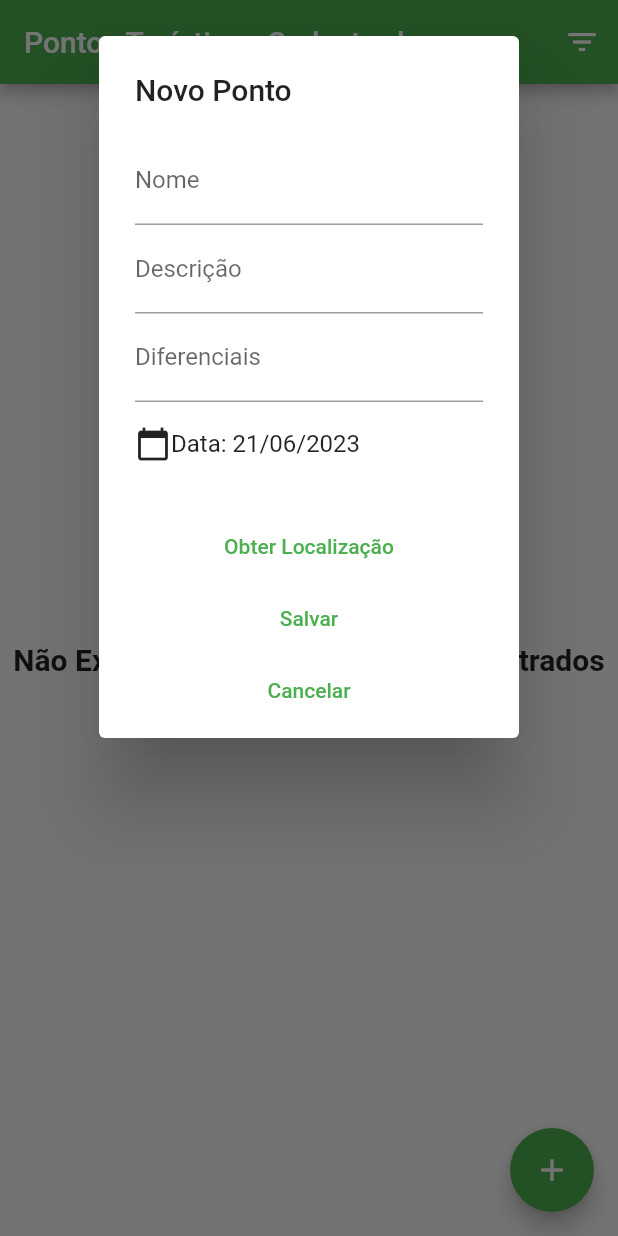
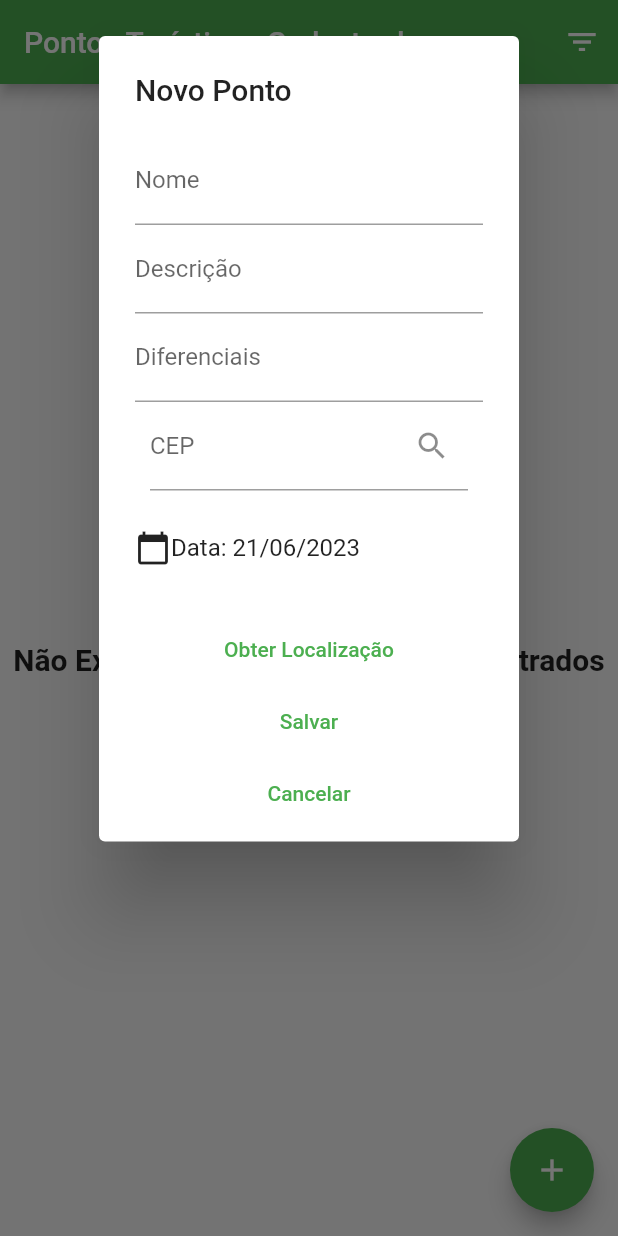
Before and after one commit to VinicioJuniorGeremia/Ponto_Turistico, a Flutter app: the screen it shows after launch, after a tap on the "add" icon, on a phone screen of 412 x 824 dp. Run offline on Flutter 3.47's test engine with Material 2 defaults, Android fonts, the phone set to English and light mode, and no system bars; our stand-ins replace geolocator, google_maps_flutter, mask_text_input_formatter, shared_preferences, sqflite; accounts and stored records are empty.

Commit message:
Entrega 4 - Final

```diff
--- a/lib/dao/tarefa_dao.dart
+++ b/lib/dao/tarefa_dao.dart
@@ -60,7 +60,8 @@ class TarefaDao {
         Tarefa.CAMPO_DIFERENCIAIS,
         Tarefa.CAMPO_INCLUSAO,
         Tarefa.CAMPO_LATITUDE,
-        Tarefa.CAMPO_LONGITUDE
+        Tarefa.CAMPO_LONGITUDE,
+        Tarefa.CAMPO_CEP
       ],
 
       where: where,
--- a/lib/database/database_provider.dart
+++ b/lib/database/database_provider.dart
@@ -5,7 +5,7 @@ import 'package:sqflite/sqflite.dart';
 
 class DatabaseProvider {
   static const _dbName = 'cadastro_tarefas.db';
-  static const _dbVersion = 2;
+  static const _dbVersion = 1;
 
 
   DatabaseProvider._init();
@@ -39,10 +39,11 @@ class DatabaseProvider {
         ${Tarefa.CAMPO_DIFERENCIAIS} TEXT,
         ${Tarefa.CAMPO_INCLUSAO} TEXT,
         ${Tarefa.CAMPO_LATITUDE} REAL,
-        ${Tarefa.CAMPO_LONGITUDE} REAL
+        ${Tarefa.CAMPO_LONGITUDE} REAL,
+        ${Tarefa.CAMPO_CEP} TEXT
       );
     ''');
-///
+    ///
   }
 
   Future<void> _onUpgrade(Database db, int oldVersion, int newVersion) async {
--- a/lib/model/tarefa.dart
+++ b/lib/model/tarefa.dart
@@ -2,13 +2,14 @@ import 'package:intl/intl.dart';
 
 class Tarefa{
     static const NOME_TABELA = 'Tarefa';
-    static const CAMPO_ID = 'id';
+    static const CAMPO_ID = '_id';
     static const CAMPO_NOME = 'nome';
     static const CAMPO_DESCRICAO = 'descricao';
     static const CAMPO_DIFERENCIAIS = 'diferenciais';
     static const CAMPO_INCLUSAO = 'inclusao';
     static const CAMPO_LATITUDE = 'latitude';
     static const CAMPO_LONGITUDE = 'longitude';
+    static const CAMPO_CEP = 'cep';
 
 
     int id;
@@ -19,6 +20,7 @@ class Tarefa{
     bool finalizada;
     String latitude;
     String longitude;
+    String cep;
 
 
     Tarefa({
@@ -29,7 +31,8 @@ class Tarefa{
         this.dataInclusao,
         this.finalizada = false,
         required this.latitude,
-        required this.longitude
+        required this.longitude,
+        required this.cep
 
     });
 
@@ -50,7 +53,8 @@ class Tarefa{
         CAMPO_INCLUSAO:
         dataInclusao == null ? null : DateFormat("yyyy-MM-dd").format(dataInclusao!),
         CAMPO_LATITUDE: latitude,
-        CAMPO_LONGITUDE: longitude
+        CAMPO_LONGITUDE: longitude,
+        CAMPO_CEP: cep
 
 
     };
@@ -64,7 +68,8 @@ class Tarefa{
             ? DateFormat("yyyy-MM-dd").parse(map[CAMPO_INCLUSAO])
             : null,
         latitude: map[CAMPO_LATITUDE] is String ? map[CAMPO_LATITUDE] : '',
-        longitude: map[CAMPO_LONGITUDE] is String ? map[CAMPO_LONGITUDE] : ''
+        longitude: map[CAMPO_LONGITUDE] is String ? map[CAMPO_LONGITUDE] : '',
+        cep: map[CAMPO_CEP] is String ? map[CAMPO_CEP] : ''
     );
 
 
--- a/lib/pages/conteudo_form_dialog.dart
+++ b/lib/pages/conteudo_form_dialog.dart
@@ -1,8 +1,12 @@
 import 'package:geolocator/geolocator.dart';
+import 'package:gerenciador_tarefas_md/services/cep_service.dart';
 import 'package:intl/intl.dart';
+import 'package:mask_text_input_formatter/mask_text_input_formatter.dart';
+import '../model/cep_model.dart';
 import '../model/tarefa.dart';
 import 'package:flutter/cupertino.dart';
 import 'package:flutter/material.dart';
+
 
 
 class ConteudoFormDialog extends StatefulWidget{
@@ -17,12 +21,19 @@ class ConteudoFormDialog extends StatefulWidget{
 }
 
 class ConteudoFormDialogState extends State<ConteudoFormDialog>{
-
+  final _service = CepService();
+  final _cepFormater = MaskTextInputFormatter(
+      mask: '#####-###',
+      filter: {'#' : RegExp(r'[0-9]')}
+  );
+  var _loading = false;
+  Endereco? _cep;
   final formKey = GlobalKey<FormState>();
   final descricaoController = TextEditingController();
   final nomeController = TextEditingController();
   final inclusaoController = TextEditingController();
   final diferenciaisController = TextEditingController();
+  final cepController = TextEditingController();
   final _dateFormat = DateFormat('dd/MM/yyyy');
   Position? localizacaoAtual;
 
@@ -35,6 +46,7 @@ class ConteudoFormDialogState extends State<ConteudoFormDialog>{
       descricaoController.text = widget.pontoAtual!.descricao;
       diferenciaisController.text = widget.pontoAtual!.diferenciais;
       inclusaoController.text = widget.pontoAtual!.prazoFormatado;
+      cepController.text = widget.pontoAtual!.cep;
     }
 
   }
@@ -80,6 +92,31 @@ class ConteudoFormDialogState extends State<ConteudoFormDialog>{
               },
 
             ),
+            Padding(
+              padding: EdgeInsets.symmetric(horizontal: 10),
+              child: TextFormField(
+                controller: cepController,
+                decoration: InputDecoration(
+                  labelText: 'CEP',
+                  suffixIcon: _loading ? const Padding(
+                    padding: EdgeInsets.all(10),
+                    child: CircularProgressIndicator(strokeWidth: 2),
+                  ) : IconButton(
+                    onPressed: _findCep,
+                    icon: const Icon(Icons.search),
+                  ),
+                ),
+                inputFormatters: [_cepFormater],
+                validator: (String? value){
+                  if(value == null || value.isEmpty){
+                    return 'Informe um cep válido!';
+                  }
+                  return null;
+                },
+              ),
+            ),
+            Container(height: 10),
+            ..._buildWidgets(),
             Divider(color: Colors.white,),
             Row(
               children: [
@@ -106,8 +143,40 @@ class ConteudoFormDialogState extends State<ConteudoFormDialog>{
       diferenciais: diferenciaisController.text,
       dataInclusao: DateTime.now(),
       latitude: '',
-      longitude: ''
+      longitude: '',
+    cep: cepController.text,
   );
+  Future<void> _findCep() async {
+    if(formKey.currentState == null || !formKey.currentState!.validate()){
+      return;
+    }
+    setState(() {
+      _loading = true;
+    });
+    try{
+      _cep = await _service.findCepAsObject(_cepFormater.getUnmaskedText());
+    }catch(e){
+      debugPrint(e.toString());
+      ScaffoldMessenger.of(context).showSnackBar(SnackBar(
+          content: Text('Ocorreu um erro, tente noavamente! \n'
+              'ERRO: ${e.toString()}')
+      ));
+    }
+    setState(() {
+      _loading = false;
+    });
+  }
+  List<Widget> _buildWidgets(){
+    final List<Widget> widgets = [];
+    if(_cep != null){
+      final map = _cep!.toJson();
+      for(final key in map.keys){
+        widgets.add(Text('$key:  ${map[key]}'));
+
+      }
+    }
+    return widgets;
+  }
 
 
 }
--- a/lib/pages/detalhes_tarefa_page.dart
+++ b/lib/pages/detalhes_tarefa_page.dart
@@ -4,6 +4,7 @@ import '../model/tarefa.dart';
 import 'package:flutter/material.dart';
 import 'package:geolocator/geolocator.dart';
 import 'package:gerenciador_tarefas_md/pages/mapa_interno.dart';
+import 'mapa_interno.dart';
 
 
 class DetalhestarefaPage extends StatefulWidget {
@@ -80,6 +81,12 @@ class _DetalhestarefaPageState extends State<DetalhestarefaPage> {
             Valor(valor: widget.tarefa.longitude),
           ],
         ),
+        Row(
+          children: [
+            Campo(descricao: 'Cep: '),
+            Valor(valor: widget.tarefa.cep),
+          ],
+        ),
         Column(
           mainAxisAlignment: MainAxisAlignment.center,
           children: [
@@ -123,7 +130,7 @@ class _DetalhestarefaPageState extends State<DetalhestarefaPage> {
             Container(
               decoration: BoxDecoration(
                 border: Border.all(),
-                borderRadius: BorderRadius.circular(8), // Define um raio de borda para deixar os cantos arredondados
+                borderRadius: BorderRadius.circular(8), // Define a borda para deixar os cantos arredondados
               ),
               child: Padding(
                 padding: EdgeInsets.all(8),
--- a/lib/pages/filtro_page.dart
+++ b/lib/pages/filtro_page.dart
@@ -17,7 +17,8 @@ class _FiltroPageState extends State<FiltroPage>{
   final _camposParaOrdenacao = {
     Tarefa.CAMPO_ID : "Código",
     Tarefa.CAMPO_DESCRICAO: "Descrição",
-    Tarefa.CAMPO_INCLUSAO: "Inclusão"
+    Tarefa.CAMPO_INCLUSAO: "Inclusão",
+    Tarefa.CAMPO_CEP: "Cep"
   };
 
   late final SharedPreferences _prefs;
```
Also changed, not shown: pubspec.yaml (+10 -1 lines), pubspec.lock, 5 other files.
